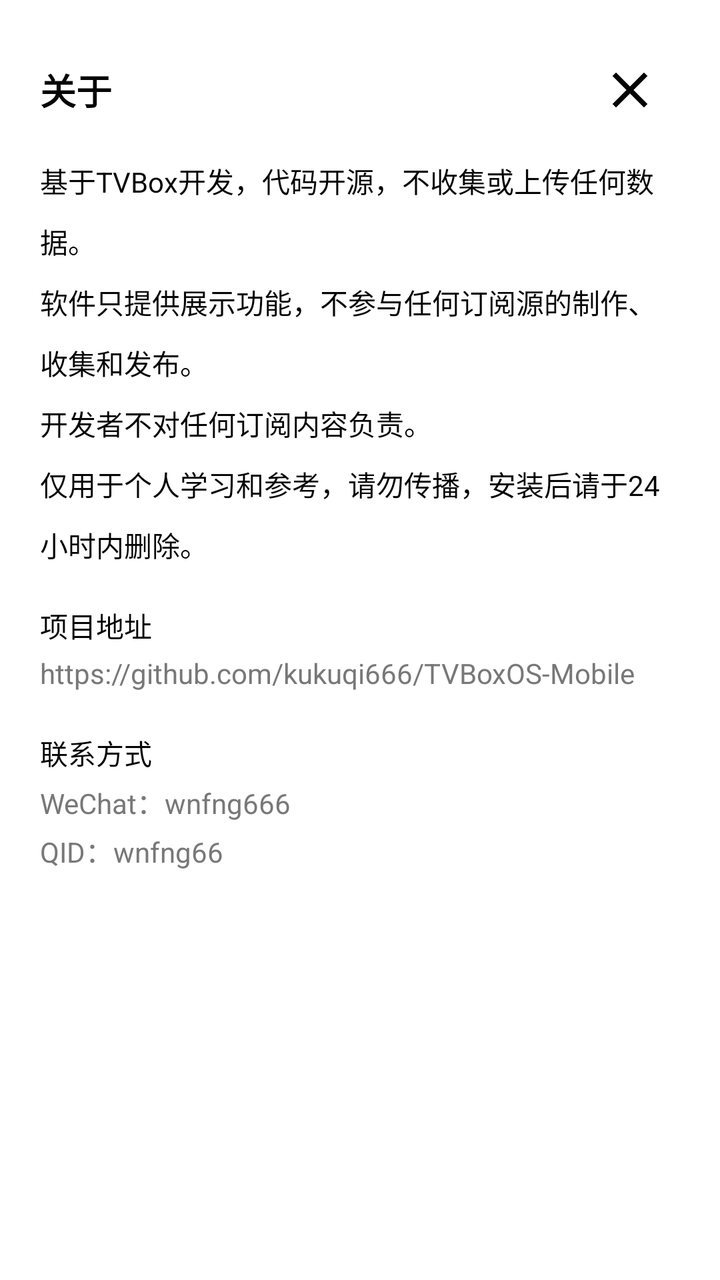
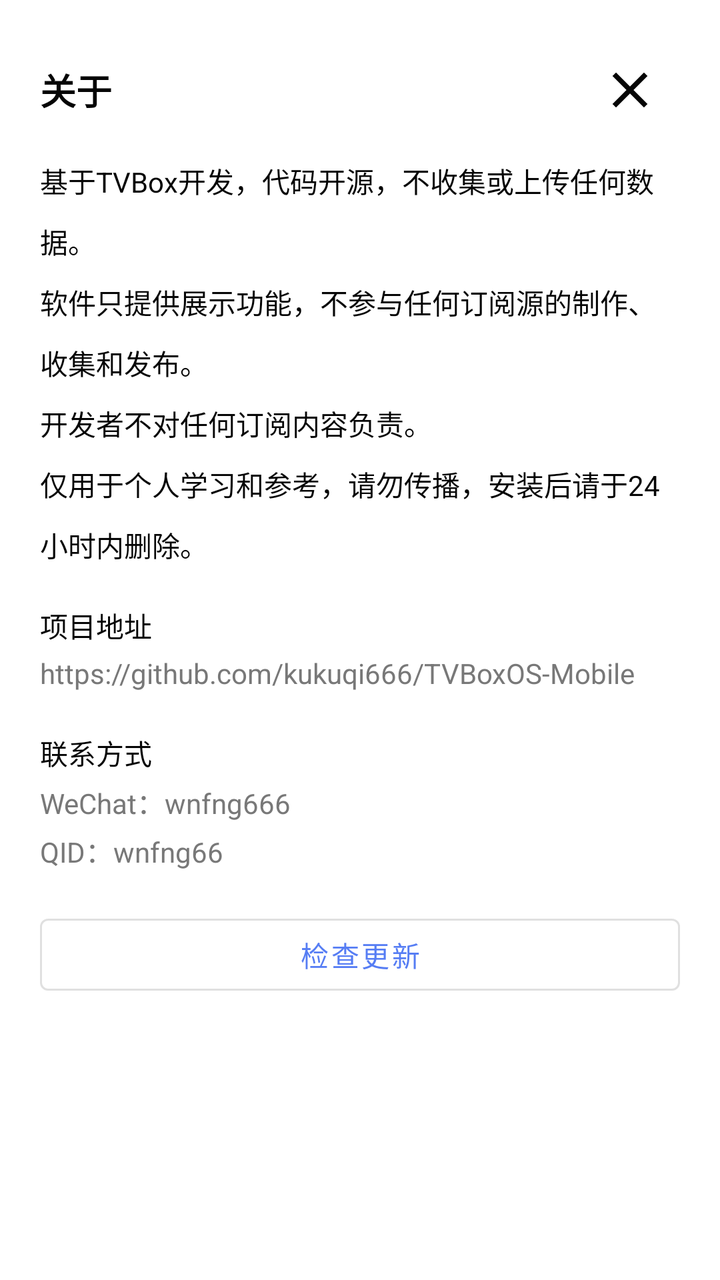

The first picture is an Android layout as it rendered before a commit; the second is the same layout after the commit. The layout source and the unified diff follow.
<!-- AndroidManifest.xml: application theme AppTheme -->
<!-- res/layout/dialog_about.xml -->
<?xml version="1.0" encoding="utf-8"?>
<LinearLayout xmlns:android="http://schemas.android.com/apk/res/android"
              xmlns:app="http://schemas.android.com/apk/res-auto"
              xmlns:tools="http://schemas.android.com/tools"
              android:layout_width="match_parent"
              android:layout_height="wrap_content"
              android:layout_gravity="center"
              android:background="@drawable/bg_bottom_dialog"
              android:orientation="vertical"
              android:paddingHorizontal="20dp"
              android:paddingTop="20dp"
              android:paddingBottom="30dp">

    <LinearLayout
            android:layout_width="match_parent"
            android:layout_height="wrap_content"
            android:gravity="center_vertical">

        <TextView
                android:id="@+id/title"
                android:layout_width="wrap_content"
                android:layout_height="wrap_content"
                android:text="关于"
                android:textColor="@color/text_foreground"
                android:textStyle="bold"
                android:textSize="18sp"/>

        <Space
                android:layout_width="0dp"
                android:layout_height="wrap_content"
                android:layout_weight="1"/>
        <ImageView
                android:id="@+id/iv_close"
                android:layout_width="50dp"
                android:layout_height="50dp"
                android:src="@drawable/ic_close_24"
                android:padding="10dp"/>
    </LinearLayout>

    <TextView
            android:layout_width="match_parent"
            android:layout_height="wrap_content"
            android:layout_marginTop="10dp"
            android:lineSpacingExtra="10dp"
            android:text="@string/about"
            android:textColor="@color/text_foreground"
    />

    <TextView
            android:layout_width="match_parent"
            android:layout_height="wrap_content"
            android:layout_marginTop="20dp"
            android:text="项目地址"
            android:textColor="@color/text_foreground"
    />

    <TextView
            android:layout_width="366dp"
            android:layout_height="wrap_content"
            android:text="https://github.com/kukuqi666/TVBoxOS-Mobile"
            android:textIsSelectable="true"
            android:textColor="@color/text_sub_foreground"
            android:layout_marginTop="4dp"/>
    <TextView
            android:layout_width="match_parent"
            android:layout_height="wrap_content"
            android:layout_marginTop="20dp"
            android:text="联系方式"
            android:textColor="@color/text_foreground"
    />

    <TextView
            android:layout_width="wrap_content"
            android:layout_height="wrap_content"
            android:lineSpacingExtra="4dp"
            android:layout_marginVertical="4dp"
            android:textIsSelectable="true"
            android:textColor="@color/text_sub_foreground"
            android:text="WeChat：wnfng666"/>
    <TextView
            android:layout_width="wrap_content"
            android:layout_height="wrap_content"
            android:textIsSelectable="true"
            android:textColor="@color/text_sub_foreground"
            android:text="QID：wnfng66"/>

</LinearLayout>
<!-- resources referenced by this layout -->
<resources>
  <color name="text_foreground">#050505</color>
  <color name="text_sub_foreground">#787878</color>
  <!-- drawable bg_bottom_dialog (drawable) -->
  <?xml version="1.0" encoding="utf-8"?>
  <shape xmlns:android="http://schemas.android.com/apk/res/android">
      <corners
          android:topLeftRadius="20dp"
          android:topRightRadius="20dp" />
      <solid android:color="@color/bg_popup" />
  </shape>
  <!-- drawable ic_close_24 (drawable) -->
  <vector android:height="24dp" android:tint="@color/text_foreground"
      android:viewportHeight="24" android:viewportWidth="24"
      android:width="24dp" xmlns:android="http://schemas.android.com/apk/res/android">
      <path android:fillColor="@android:color/white" android:pathData="M19,6.41L17.59,5 12,10.59 6.41,5 5,6.41 10.59,12 5,17.59 6.41,19 12,13.41 17.59,19 19,17.59 13.41,12z"/>
  </vector>
  <string name="about">基于TVBox开发，代码开源，不收集或上传任何数据。
          \n软件只提供展示功能，不参与任何订阅源的制作、收集和发布。
          \n开发者不对任何订阅内容负责。
          \n仅用于个人学习和参考，请勿传播，安装后请于24小时内删除。
      </string>
  <style name="AppTheme" parent="Theme.MaterialComponents.Light.NoActionBar">
          
          <item name="colorPrimary">@color/colorPrimary</item>
          
          <item name="colorAccent">@color/colorAccent</item>
          
          <item name="android:windowBackground">@color/windowBackground</item>
      </style>
  <color name="bg_popup">#FFFFFF</color>
  <color name="colorPrimary">#567df4</color>
  <color name="colorAccent">#3e4fb1</color>
  <color name="windowBackground">#fff</color>
</resources>

<!-- the commit's change to res/layout/dialog_about.xml (unified diff, before → after) -->
@@ -84,4 +84,12 @@
             android:textColor="@color/text_sub_foreground"
             android:text="QID：wnfng66"/>
 
+    <com.google.android.material.button.MaterialButton
+            android:id="@+id/btn_check_update"
+            android:layout_width="match_parent"
+            android:layout_height="wrap_content"
+            android:layout_marginTop="18dp"
+            android:text="检查更新"
+            style="@style/Widget.MaterialComponents.Button.OutlinedButton"/>
+
 </LinearLayout>
